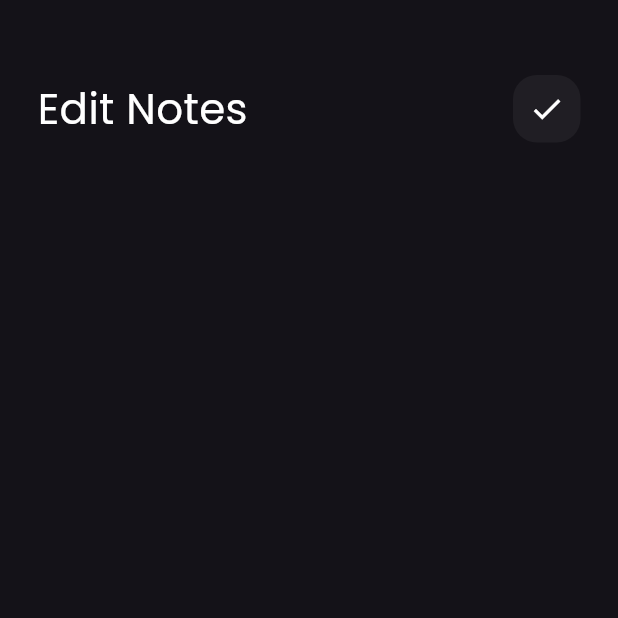
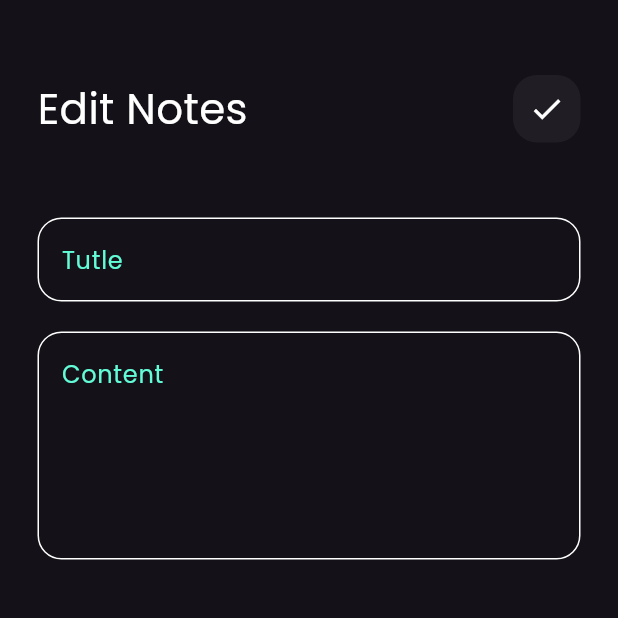
Before and after one commit to AbdallaElsayed244/notes_app, a Flutter app: the EditNoteView screen opened directly, on a phone screen of 412 x 824 dp, the top half of it. Run offline on Flutter 3.47's test engine with Material 3 defaults, Android fonts, the phone set to English and light mode, and no system bars; our stand-ins replace font_awesome_flutter.

Commit message:
edit note ui done

```diff
--- a/lib/widgets/edit_view_body.dart
+++ b/lib/widgets/edit_view_body.dart
@@ -1,19 +1,29 @@
 import 'package:flutter/material.dart';
 import 'package:todo_app/widgets/custom_app_bar.dart';
+import 'package:todo_app/widgets/custom_text_field.dart';
 
 class EditNoteViewBody extends StatelessWidget {
   const EditNoteViewBody({super.key});
 
   @override
   Widget build(BuildContext context) {
-    return const Padding(
-      padding: EdgeInsets.symmetric(horizontal: 25),
+    return Padding(
+      padding: const EdgeInsets.symmetric(horizontal: 25),
       child: Column(
         children: [
-          SizedBox(height: 50),
-          CustomAppbar(
+          const SizedBox(height: 50),
+          const CustomAppbar(
             title: 'Edit Notes',
             icon: Icons.check,
+          ),
+          const SizedBox(height: 50),
+          CustomTextField(
+            hintText: 'Tutle',
+          ),
+          const SizedBox(height: 20),
+          CustomTextField(
+            hintText: 'Content',
+            maxLines: 5,
           ),
         ],
       ),
```
